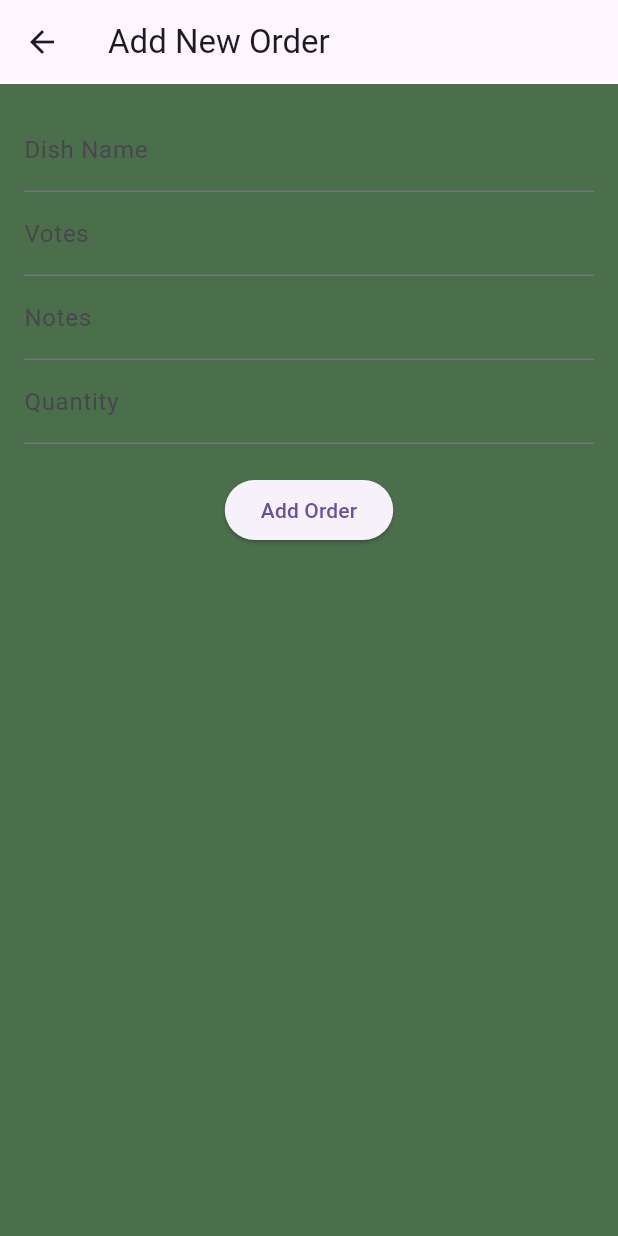
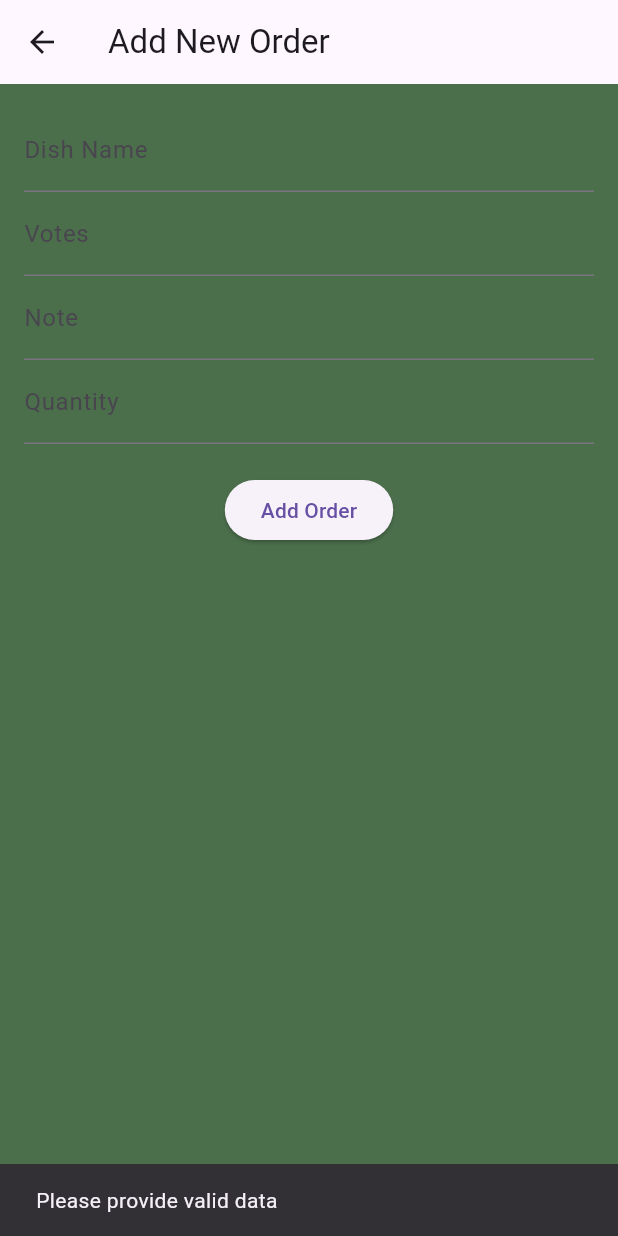
Before and after one commit to Phuc1112004/exam_app, a Flutter app: the AddOrderPage screen opened directly, after a tap on "Add Order", on a phone screen of 412 x 824 dp. Run offline on Flutter 3.47's test engine with Material 3 defaults, Android fonts, the phone set to English and light mode, and no system bars; our stand-ins replace cloud_firestore, firebase_core, sqflite; accounts and stored records are empty.

Commit message:
upload file

```diff
--- a/lib/pages/add_order_page.dart
+++ b/lib/pages/add_order_page.dart
@@ -1,4 +1,5 @@
 import 'package:flutter/material.dart';
+import 'package:cloud_firestore/cloud_firestore.dart';
 
 class AddOrderPage extends StatefulWidget {
   @override
@@ -6,11 +7,10 @@ class AddOrderPage extends StatefulWidget {
 }
 
 class _AddOrderPageState extends State<AddOrderPage> {
-  final _formKey = GlobalKey<FormState>();
-  String dishName = '';
-  int votes = 0;
-  String notes = '';
-  int quantity = 1;
+  final _dishNameController = TextEditingController();
+  final _votesController = TextEditingController();
+  final _noteController = TextEditingController();
+  final _quantityController = TextEditingController();
 
   @override
   Widget build(BuildContext context) {
@@ -19,53 +19,67 @@ class _AddOrderPageState extends State<AddOrderPage> {
         title: Text('Add New Order'),
       ),
       body: Padding(
-        padding: const EdgeInsets.all(16.0),
-        child: Form(
-          key: _formKey,
+        padding: EdgeInsets.all(16.0),
         child: Column(
           children: [
-              TextFormField(
+            TextField(
+              controller: _dishNameController,
               decoration: InputDecoration(labelText: 'Dish Name'),
-                onSaved: (value) {
-                  dishName = value!;
-                },
             ),
-              TextFormField(
+            TextField(
+              controller: _votesController,
+              keyboardType: TextInputType.number,
               decoration: InputDecoration(labelText: 'Votes'),
+            ),
+            TextField(
+              controller: _noteController,
+              decoration: InputDecoration(labelText: 'Note'),
+            ),
+            TextField(
+              controller: _quantityController,
               keyboardType: TextInputType.number,
-                onSaved: (value) {
-                  votes = int.parse(value!);
-                },
-              ),
-              TextFormField(
-                decoration: InputDecoration(labelText: 'Notes'),
-                onSaved: (value) {
-                  notes = value!;
-                },
-              ),
-              TextFormField(
               decoration: InputDecoration(labelText: 'Quantity'),
-                keyboardType: TextInputType.number,
-                onSaved: (value) {
-                  quantity = int.parse(value!);
-                },
             ),
             SizedBox(height: 20),
             ElevatedButton(
-                onPressed: _submitOrder,
+              onPressed: _addOrder,
               child: Text('Add Order'),
             ),
           ],
         ),
       ),
-      ),
     );
   }
 
-  void _submitOrder() {
-    if (_formKey.currentState!.validate()) {
-      _formKey.currentState!.save();
+  Future<void> _addOrder() async {
+    final dishName = _dishNameController.text;
+    final votes = int.tryParse(_votesController.text) ?? 0;
+    final note = _noteController.text;
+    final quantity = int.tryParse(_quantityController.text) ?? 0;
+
+    if (dishName.isEmpty || votes < 0 || quantity < 0) {
+      // Display an error message if validation fails
+      ScaffoldMessenger.of(context).showSnackBar(
+        SnackBar(content: Text('Please provide valid data')),
+      );
+      return;
+    }
+
+    try {
+      await FirebaseFirestore.instance.collection('orders').add({
+        'dishName': dishName,
+        'votes': votes,
+        'note': note,
+        'quantity': quantity,
+      });
+
+      // Navigate back to the order list page
       Navigator.pop(context);
+    } catch (e) {
+      // Handle errors if any
+      ScaffoldMessenger.of(context).showSnackBar(
+        SnackBar(content: Text('Failed to add order: $e')),
+      );
     }
   }
 }
```
Lines whose indentation alone changed are shown as unchanged.
